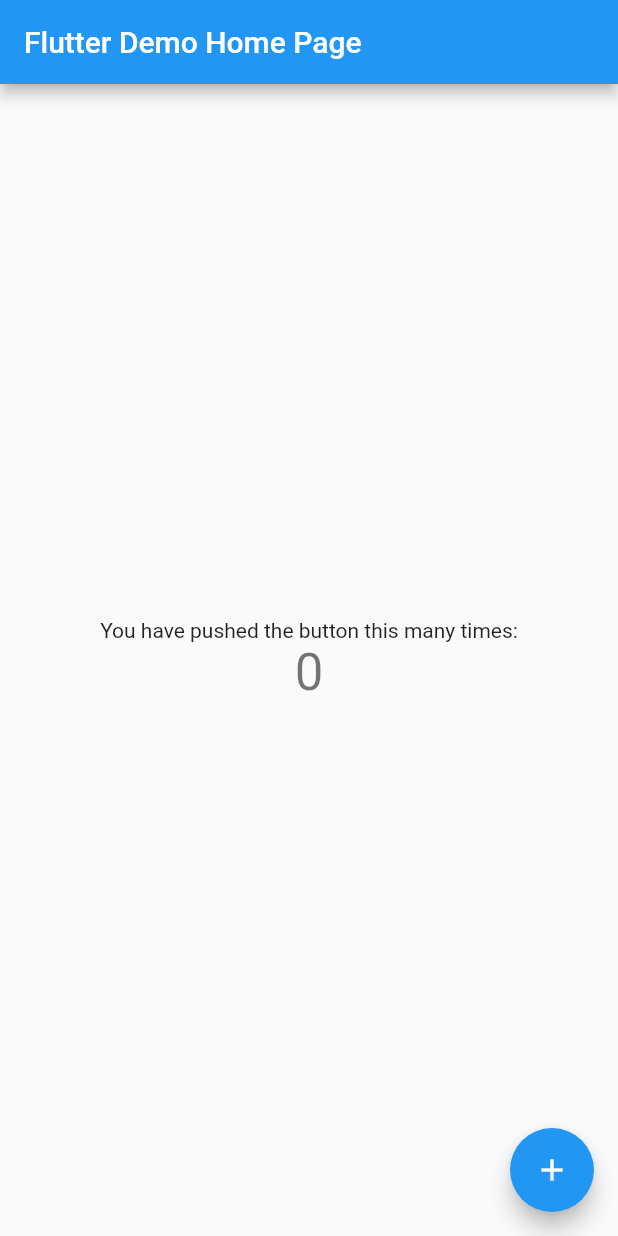
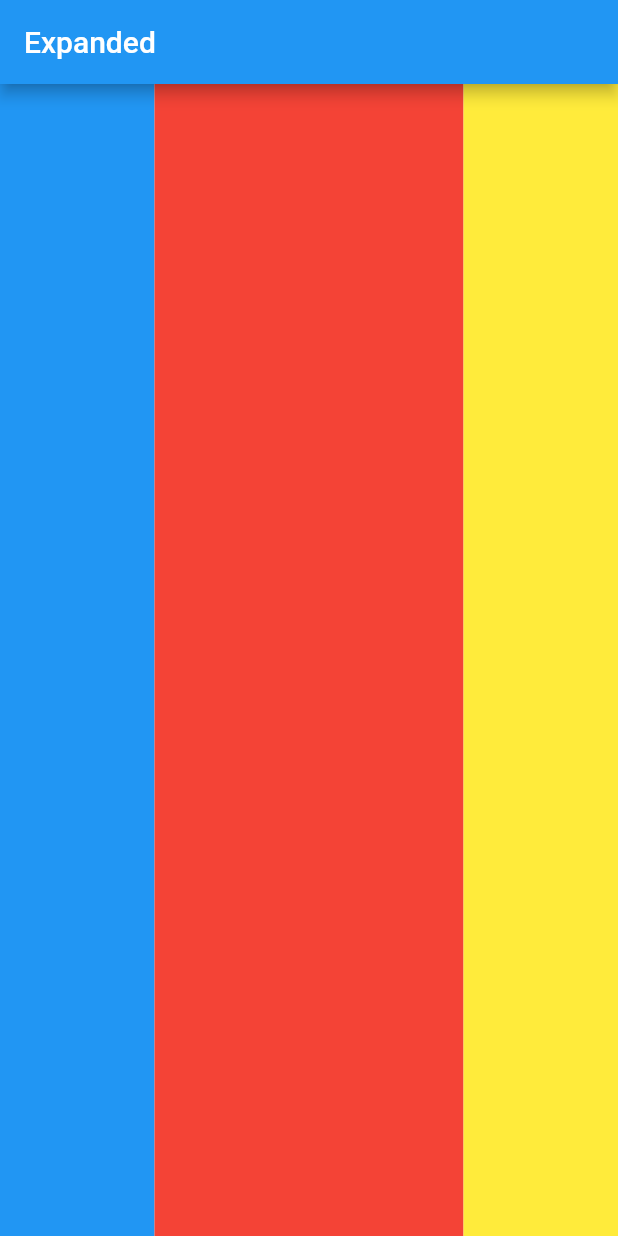
Before and after one commit to kokikudo/Flutter_practice_layout, a Flutter app: the screen it shows after launch, on a phone screen of 412 x 824 dp. Run offline on Flutter 3.47's test engine with Material 2 defaults, Android fonts, the light colour scheme and no system bars.

Commit message:
レイアウトの練習のために作成。

```diff
--- a/lib/main.dart
+++ b/lib/main.dart
@@ -1,6 +1,8 @@
 import 'package:flutter/material.dart';
+import 'package:flutter/rendering.dart';
 
 void main() {
+  debugPaintSizeEnabled = false;
   runApp(const MyApp());
 }
 
@@ -9,59 +11,139 @@
 
   @override
   Widget build(BuildContext context) {
-    return MaterialApp(
+    return const MaterialApp(
       title: 'Flutter Demo',
-      theme: ThemeData(
-        primarySwatch: Colors.blue,
-      ),
-      home: const MyHomePage(title: 'Flutter Demo Home Page'),
+
+      // コンテナのレイアウト
+      //home: ContainerOperation(title: "containerOperation"),
+      // カラムとロウの操作
+      //home: ColumnsAndRowOperation(title: "columnAndRowOperation"),
+      // alignmentの操作
+      //home: Alignment(title: "alignment"),
+      // 要素をできる限り拡大する
+      home: Expand(title: "Expanded"),
     );
   }
 }
 
-class MyHomePage extends StatefulWidget {
-  const MyHomePage({Key? key, required this.title}) : super(key: key);
+class Expand extends StatelessWidget {
+  const Expand({Key? key, required this.title}) : super(key: key);
 
   final String title;
 
   @override
-  State<MyHomePage> createState() => _MyHomePageState();
+  Widget build(BuildContext context) {
+    return Scaffold(
+      appBar: AppBar(title: Text(title)),
+      body: Row(
+        children: [
+          Expanded(
+              child: Container(
+            color: Colors.blue,
+          )),
+          Expanded(
+              flex: 2,
+              child: Container(
+                color: Colors.red,
+              )),
+          Expanded(
+              child: Container(
+            color: Colors.yellow,
+          )),
+        ],
+      ),
+    );
+  }
 }
 
-class _MyHomePageState extends State<MyHomePage> {
-  int _counter = 0;
+class Alignment extends StatelessWidget {
+  const Alignment({Key? key, required this.title}) : super(key: key);
 
-  void _incrementCounter() {
-    setState(() {
-      _counter++;
-    });
+  final String title;
+
+  @override
+  Widget build(BuildContext context) {
+    return Center(
+      child: Container(
+        color: Colors.white,
+        child: Row(
+          // 要素の隙間が均等な余白を作成。両端の隙間は自動で作成。
+          //mainAxisAlignment: MainAxisAlignment.spaceAround,
+          // 両端の隙間を削除したバージョン
+          //mainAxisAlignment: MainAxisAlignment.spaceBetween,
+          //　両端の隙間も全て均等な余白
+          //mainAxisAlignment: MainAxisAlignment.spaceEvenly,
+
+          // 余白もコンテンツに含める
+          //mainAxisSize: MainAxisSize.max,
+          // 余白を削除する
+          mainAxisSize: MainAxisSize.min,
+          children: [
+            Container(color: Colors.blue, width: 50, height: 50),
+            Container(color: Colors.red, width: 50, height: 50),
+            Container(color: Colors.greenAccent, width: 50, height: 50),
+            Container(color: Colors.teal, width: 50, height: 50),
+          ],
+        ),
+      ),
+    );
   }
+}
+
+class ColumnsAndRowOperation extends StatelessWidget {
+  const ColumnsAndRowOperation({Key? key, required this.title})
+      : super(key: key);
+
+  final String title;
+
+  @override
+  Widget build(BuildContext context) {
+    return Scaffold(
+      appBar: AppBar(title: Text(title)),
+      body: Row(
+        mainAxisAlignment: MainAxisAlignment.center,
+        children: [
+          Column(
+            mainAxisAlignment: MainAxisAlignment.center,
+            children: [
+              Container(color: Colors.blue, width: 100, height: 100),
+              Container(color: Colors.red, width: 100, height: 100),
+            ],
+          ),
+          Column(
+            mainAxisAlignment: MainAxisAlignment.center,
+            children: [
+              Container(color: Colors.green, width: 100, height: 100),
+              Container(color: Colors.orange, width: 100, height: 100),
+            ],
+          ),
+        ],
+      ),
+    );
+  }
+}
+
+class ContainerOperation extends StatelessWidget {
+  const ContainerOperation({Key? key, required this.title}) : super(key: key);
+
+  final String title;
 
   @override
   Widget build(BuildContext context) {
     return Scaffold(
       appBar: AppBar(
-        title: Text(widget.title),
+        title: Text(title),
       ),
       body: Center(
-        child: Column(
-          mainAxisAlignment: MainAxisAlignment.center,
-          children: <Widget>[
-            const Text(
-              'You have pushed the button this many times:',
-            ),
-            Text(
-              '$_counter',
-              style: Theme.of(context).textTheme.headline4,
-            ),
-          ],
+        child: Container(
+          color: Colors.blue,
+          width: 300,
+          height: 300,
+          child: const Text("container"),
+          padding: const EdgeInsets.fromLTRB(5, 5, 0, 0),
+          transform: Matrix4.rotationZ(0.1),
         ),
       ),
-      floatingActionButton: FloatingActionButton(
-        onPressed: _incrementCounter,
-        tooltip: 'Increment',
-        child: const Icon(Icons.add),
-      ), // This trailing comma makes auto-formatting nicer for build methods.
     );
   }
 }
```
